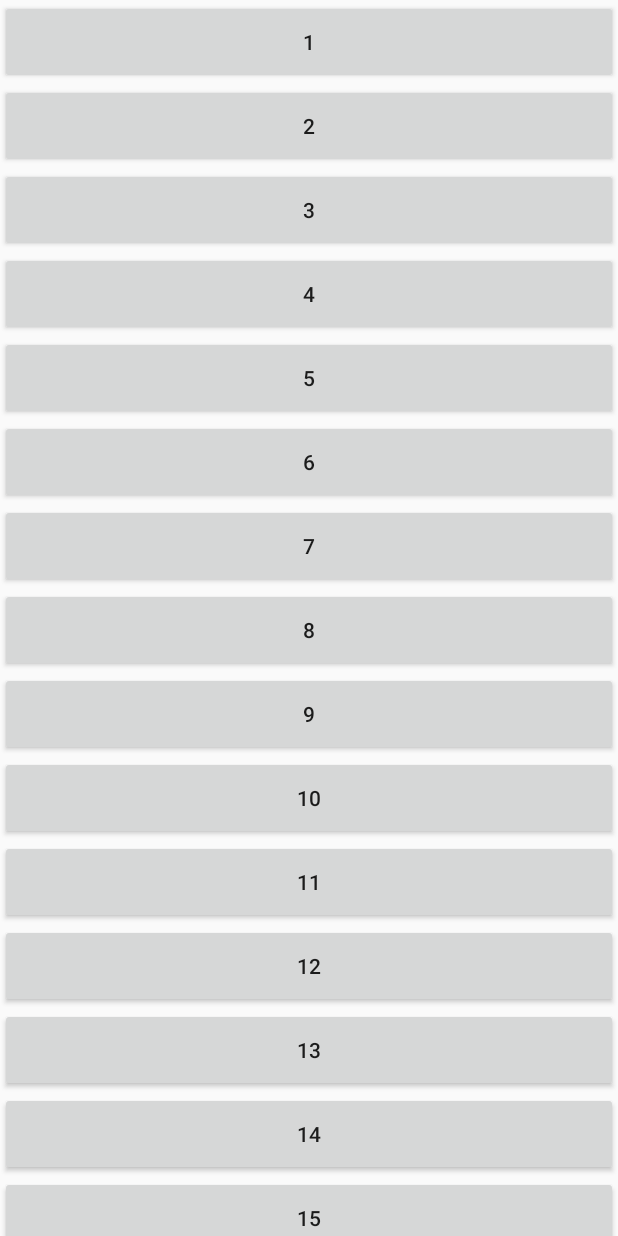
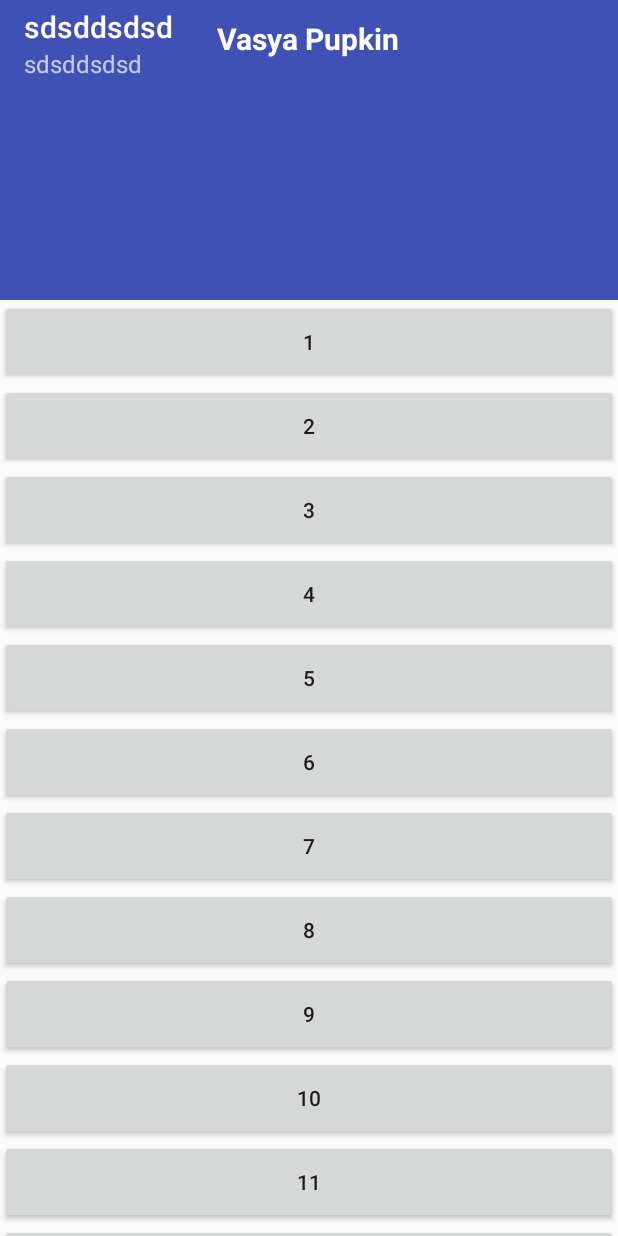
Before and after one commit to Reyst/BagExample, an Android app: the layout fragment1.xml on its own in the app's theme, with its tools: preview values and no code run, on a phone screen of 412 x 824 dp. Run offline under Robolectric (Android 15) with nearby library versions, the phone set to English and light mode, and no system bars.

Commit message:
single appbar for each fragment

```diff
--- a/app/src/main/res/layout/fragment1.xml
+++ b/app/src/main/res/layout/fragment1.xml
@@ -1,13 +1,65 @@
 <?xml version="1.0" encoding="utf-8"?>
-<android.support.v4.widget.NestedScrollView xmlns:android="http://schemas.android.com/apk/res/android"
+<android.support.design.widget.CoordinatorLayout xmlns:android="http://schemas.android.com/apk/res/android"
     xmlns:app="http://schemas.android.com/apk/res-auto"
-
     xmlns:tools="http://schemas.android.com/tools"
     android:layout_width="match_parent"
     android:layout_height="match_parent"
+    android:layout_above="@+id/bottomBar">
+
+    <android.support.design.widget.AppBarLayout
+        android:id="@+id/appbar"
+        android:layout_width="match_parent"
+        android:layout_height="200dp"
+        android:theme="@style/AppTheme.AppBarOverlay">
+
+        <android.support.design.widget.CollapsingToolbarLayout
+            android:id="@+id/collapsing_toolbar"
+            android:layout_width="match_parent"
+            android:layout_height="match_parent"
+            app:contentScrim="@color/colorPrimary"
+            app:layout_scrollFlags="scroll|exitUntilCollapsed"
+            app:titleEnabled="false">
+
+            <RelativeLayout
+                android:id="@+id/rl"
+                android:layout_width="match_parent"
+                android:layout_height="match_parent"
+                app:layout_collapseMode="parallax">
+
+
+                <TextView
+                    android:id="@+id/tv_name"
+                    android:layout_width="wrap_content"
+                    android:layout_height="wrap_content"
+                    android:layout_centerHorizontal="true"
+                    android:layout_marginTop="12dp"
+                    android:textColor="@android:color/white"
+                    android:textIsSelectable="false"
+                    android:textSize="20sp"
+                    android:textStyle="bold"
+                    tools:text="Vasya Pupkin" />
+
+            </RelativeLayout>
+
+            <android.support.v7.widget.Toolbar
+                android:id="@+id/toolbar"
+                android:layout_width="match_parent"
+                android:layout_height="?attr/actionBarSize"
+                android:theme="@style/AppTheme.AppBarOverlay"
+                app:layout_collapseMode="pin"
+                app:subtitle="sdsddsdsd"
+                app:title="sdsddsdsd" />
+
+
+        </android.support.design.widget.CollapsingToolbarLayout>
+
+    </android.support.design.widget.AppBarLayout>
+
+    <android.support.v4.widget.NestedScrollView
+        android:layout_width="match_parent"
+        android:layout_height="match_parent"
         app:layout_behavior="@string/appbar_scrolling_view_behavior"
-    tools:ignore="HardcodedText"
-    >
+        tools:ignore="HardcodedText">
 
         <ScrollView
             android:layout_width="match_parent"
@@ -22,8 +74,7 @@
                     android:id="@+id/btn1"
                     android:layout_width="match_parent"
                     android:layout_height="56dp"
-                android:text="1"
-                 />
+                    android:text="1" />
 
                 <Button
                     android:id="@+id/btn2"
@@ -119,6 +170,11 @@
                     android:layout_height="56dp"
                     android:text="19" />
 
+                <View
+                    android:layout_width="match_parent"
+                    android:layout_height="56dp" />
+
             </LinearLayout>
         </ScrollView>
     </android.support.v4.widget.NestedScrollView>
+</android.support.design.widget.CoordinatorLayout>
```
Also changed, not shown: app/src/main/res/layout/activity_main.xml (+1 -52 lines). Lines whose indentation alone changed are shown as unchanged.
